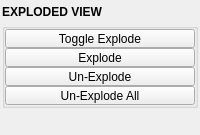
The window that mayatk/display_utils/exploded_view.ui (m3trik/mayatk) describes before a commit, drawn with Qt 5.
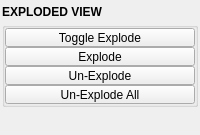
The same window after the commit. Custom widgets are drawn as their Qt base class.

The edit to the form file:
```diff
--- a/mayatk/display_utils/exploded_view.ui
+++ b/mayatk/display_utils/exploded_view.ui
@@ -55,13 +55,13 @@
         <property name="minimumSize">
          <size>
           <width>0</width>
-          <height>20</height>
+          <height>19</height>
          </size>
         </property>
         <property name="maximumSize">
          <size>
           <width>16777215</width>
-          <height>20</height>
+          <height>19</height>
          </size>
         </property>
         <property name="font">
@@ -274,13 +274,13 @@
         <property name="minimumSize">
          <size>
           <width>0</width>
-          <height>20</height>
+          <height>19</height>
          </size>
         </property>
         <property name="maximumSize">
          <size>
           <width>16777215</width>
-          <height>20</height>
+          <height>19</height>
          </size>
         </property>
        </widget>
```
